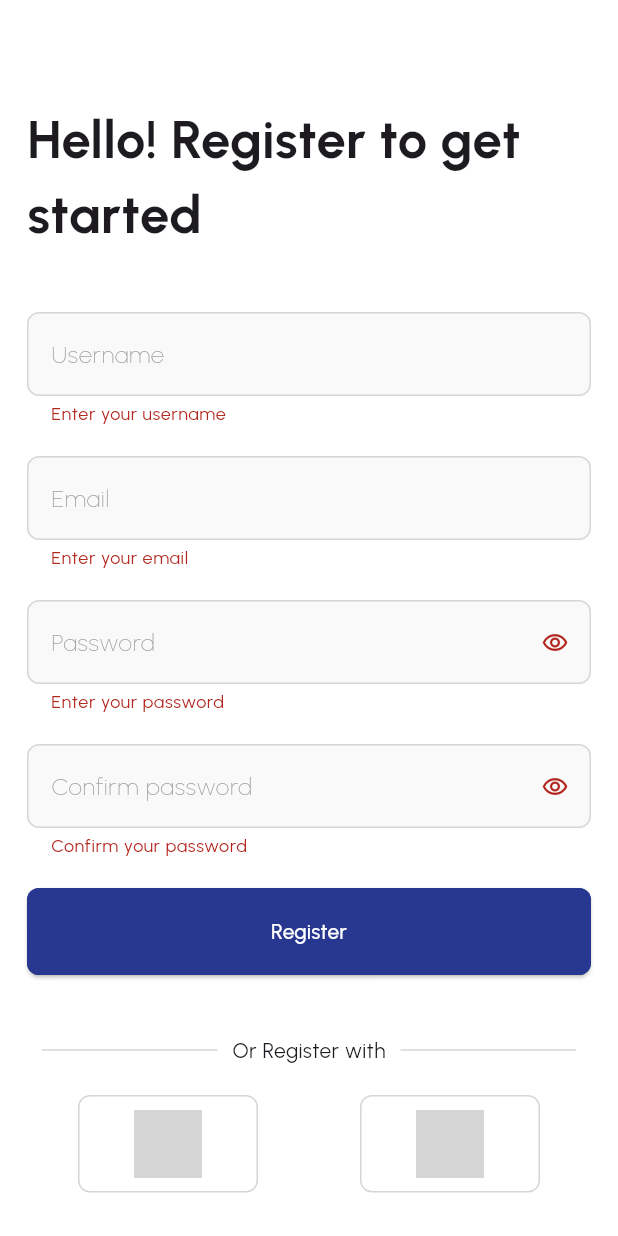
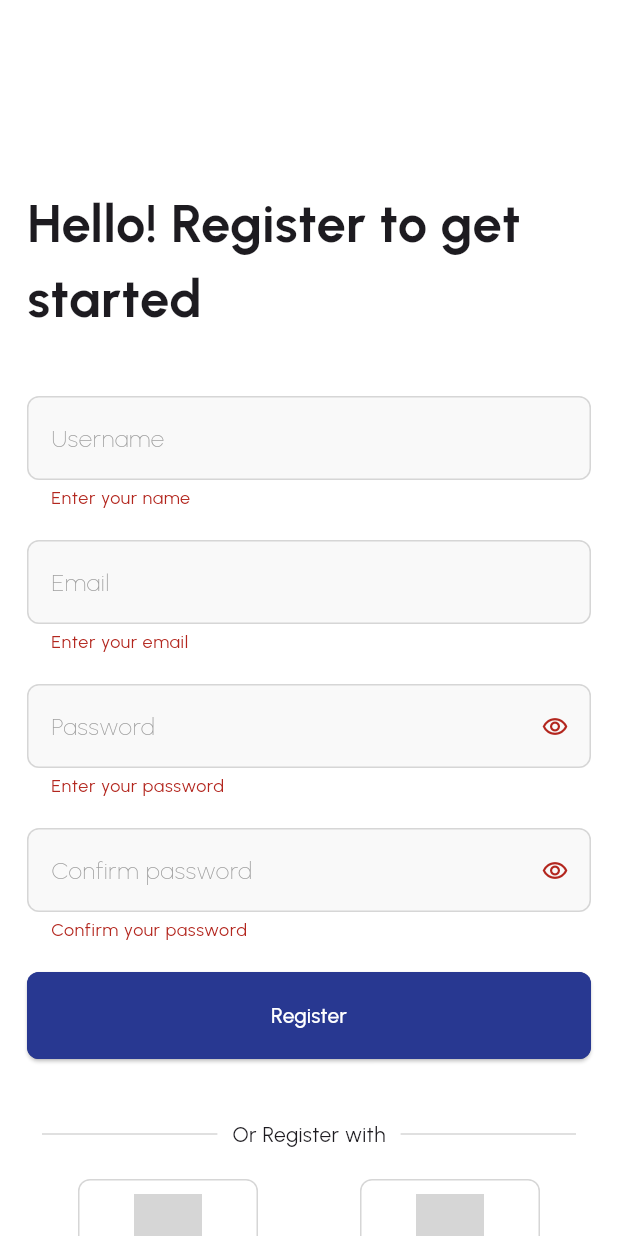
Before and after one commit to anwar-ux/MetroGenius, a Flutter app: the UserRegister screen opened directly, after a tap on "Register", on a phone screen of 412 x 824 dp. Run offline on Flutter 3.47's test engine with Material 3 defaults, Android fonts, the phone set to English and light mode, and no system bars; our stand-ins replace bloc, carousel_slider, cloud_firestore, equatable, firebase_auth, firebase_core and 7 more; accounts and stored records are empty; network calls fail; grey boxes are pictures that could not be loaded.

Commit message:
2nd week finished

```diff
--- a/lib/src/employee/screens/register/bloc/employee_job_application_bloc.dart
+++ b/lib/src/employee/screens/register/bloc/employee_job_application_bloc.dart
@@ -58,8 +58,9 @@ class EmployeeJobApplicationBloc
 
   void _formSubmit(
       FormSubmit event, Emitter<EmployeeJobApplicationState> emit) async {
-     emit(state.copyWith(status: FormStatus.pending));
+
     try {
+        emit(state.copyWith(status: FormStatus.pending));
        final genaratedId = randomAlphaNumeric(6);
       final emplyeeDetails = employeeJobapllication.employeeAplicationInfo(
         id: genaratedId,
--- a/lib/src/employee/widgets/background_container.dart
+++ b/lib/src/employee/widgets/background_container.dart
@@ -13,8 +13,8 @@ class BackGroundContainer extends StatelessWidget {
         color: AppColors.seconderyColor,
         width: MediaQuery.of(context).size.width,
         height: MediaQuery.of(context).size.height,
-        child: Image.network(
-          'https://media.istockphoto.com/id/1305268276/vector/registration-abstract-concept-vector-illustration.jpg?s=612x612&w=0&k=20&c=nfvUbHjcNDVIPdWkaxGx0z0WZaAEuBK9SyG-aIqg2-0=',
+        child: Image.asset(
+          'assets/istockphoto-1305268276-612x612.jpg',
           fit: BoxFit.contain,
         ),
       ),
--- a/lib/src/employee/widgets/register_photo_container.dart
+++ b/lib/src/employee/widgets/register_photo_container.dart
@@ -1,6 +1,4 @@
 import 'dart:io';
-import 'dart:typed_data';
-
 import 'package:flutter/material.dart';
 import 'package:metrogeniusorg/utils/colors.dart';
 import 'package:metrogeniusorg/utils/constants.dart';
@@ -33,7 +31,7 @@ class RegisterPhotoContainer extends StatelessWidget {
             child: image != null?
                 ClipRRect(
                   borderRadius: BorderRadius.circular(8),
-                   child: Image.file(File(image!),fit: BoxFit.cover,)) : Column(
+                   child: Image.file(File(image!),fit: BoxFit.cover,)) : const Column(
               mainAxisAlignment: MainAxisAlignment.center,
               children: [
 
--- a/lib/src/userside/screens/User_login/user_register.dart
+++ b/lib/src/userside/screens/User_login/user_register.dart
@@ -5,10 +5,12 @@ import 'package:metrogeniusorg/src/userside/screens/User_login/bloc/usersignup/u
 import 'package:metrogeniusorg/src/userside/screens/User_login/user_login.dart';
 import 'package:metrogeniusorg/src/userside/screens/User_login/widgets/divider.dart';
 import 'package:metrogeniusorg/src/userside/screens/User_login/widgets/fbgoogle_login.dart';
+import 'package:metrogeniusorg/src/widgets/circular.dart';
 import 'package:metrogeniusorg/src/widgets/custom_button.dart';
 import 'package:metrogeniusorg/src/widgets/custom_textfield.dart';
 import 'package:metrogeniusorg/utils/colors.dart';
 import 'package:metrogeniusorg/utils/constants.dart';
+import 'package:metrogeniusorg/utils/validations.dart';
 
 // ignore: must_be_immutable
 class UserRegister extends StatelessWidget {
@@ -26,6 +28,10 @@ class UserRegister extends StatelessWidget {
   @override
   Widget build(BuildContext context) {
     return Scaffold(
+      appBar: AppBar(
+        backgroundColor: Colors.transparent,
+        automaticallyImplyLeading: false,
+      ),
       backgroundColor: AppColors.seconderyColor,
       body: BlocConsumer<UserSignupBloc, UserSignupState>(
         listener: (context, state) {
@@ -38,6 +44,8 @@ class UserRegister extends StatelessWidget {
             ScaffoldMessenger.of(context).showSnackBar(
               SnackBar(content: Text(state.errorMsg ?? 'Signup failed')),
             );
+          } else if (state.status == FormStatus.pending) {
+            buildShowDialog(context);
           }
         },
         builder: (context, state) {
@@ -65,54 +73,26 @@ class UserRegister extends StatelessWidget {
                         ),
                       ),
                       Constants.spaceHight40,
-                      CustomTextfield(
-                        focusNode: usernameFocusNode,
-                        controller: nameController,
-                        hint: 'Username',
-                        validator: (value) {
-                          if (value == null || value.isEmpty) {
-                            return 'Enter your username';
-                          }
-                          return null;
-                        },
-                      ),
+                      CustomTextfield(focusNode: usernameFocusNode, controller: nameController, hint: 'Username', validator: Validations.name),
                       Constants.spaceHight20,
                       CustomTextfield(
                         focusNode: emailFocusNode,
                         controller: emailController,
-                        onChanged: (value)=>context.read<UserSignupBloc>().add(EmailChanged(value)),
+                        onChanged: (value) => context.read<UserSignupBloc>().add(EmailChanged(value)),
                         hint: 'Email',
-                        validator: (value) {
-                          if (value == null || value.isEmpty) {
-                            return 'Enter your email';
-                          }
-                          final emailRegex = RegExp(
-                              r'^[a-zA-Z0-9._%+-]+@[a-zA-Z0-9.-]+\.[a-zA-Z]{2,}$');
-                          if (!emailRegex.hasMatch(value)) {
-                            return 'Enter a valid email';
-                          }
-                          return null;
-                        },
+                        validator: Validations.email,
                       ),
                       Constants.spaceHight20,
                       CustomTextfield(
                         focusNode: passwordFocusNode,
                         controller: passController,
-                        onChanged: (value)=>context.read<UserSignupBloc>().add(PasswordChanged(value)),
+                        onChanged: (value) => context.read<UserSignupBloc>().add(PasswordChanged(value)),
                         hint: 'Password',
                         suffix: const Icon(
                           Icons.remove_red_eye_outlined,
                           size: 18,
                         ),
-                        validator: (value) {
-                          if (value == null || value.isEmpty) {
-                            return 'Enter your password';
-                          }
-                          if (value.length < 6) {
-                            return 'Password must be at least 6 characters';
-                          }
-                          return null;
-                        },
+                        validator: Validations.password,
                       ),
                       Constants.spaceHight20,
                       CustomTextfield(
@@ -133,16 +113,11 @@ class UserRegister extends StatelessWidget {
                         },
                       ),
                       Constants.spaceHight20,
-                      if (state.status == FormStatus.pending)
-                        const CircularProgressIndicator()
-                      else
                       CustomButton(
                         title: 'Register',
                         action: () {
                           if (_formKey.currentState!.validate()) {
-                              context
-                                  .read<UserSignupBloc>()
-                                  .add(FormSubmit());
+                            context.read<UserSignupBloc>().add(FormSubmit());
                           }
                         },
                       ),
@@ -159,8 +134,7 @@ class UserRegister extends StatelessWidget {
                           const Text('Already have an account?'),
                           GestureDetector(
                             onTap: () {
-                              Navigator.of(context)
-                                  .push(createRoute(UserLogin()));
+                              Navigator.of(context).push(createRoute(UserLogin()));
                             },
                             child: const Text(
                               'Login Now',
--- a/lib/src/userside/screens/User_login/widgets/fbgoogle_login.dart
+++ b/lib/src/userside/screens/User_login/widgets/fbgoogle_login.dart
@@ -1,13 +1,16 @@
+// ignore_for_file: use_build_context_synchronously
+
 import 'package:firebase_auth/firebase_auth.dart';
 import 'package:flutter/material.dart';
 import 'package:metrogeniusorg/animation/route_animation.dart';
 import 'package:metrogeniusorg/services/user/registation/google_auth_service.dart';
 import 'package:metrogeniusorg/src/userside/screens/home/bottom_navigation.dart';
+import 'package:metrogeniusorg/src/widgets/circular.dart';
 
 class FbGoogleLogin extends StatelessWidget {
-  FbGoogleLogin({
-    super.key,
-  });
+  FbGoogleLogin({Key? key}) : super(key: key);
+
+  Future<void> _handleSignIn(BuildContext context) async {}
 
   @override
   Widget build(BuildContext context) {
@@ -30,28 +33,31 @@ class FbGoogleLogin extends StatelessWidget {
         ),
         GestureDetector(
           onTap: () async {
+            buildShowDialog(context);
             User? user = await GoogleAuthService.signInWithGoogle();
+            Navigator.of(context).pop();
             if (user != null) {
-              Navigator.of(context)
-                  .pushReplacement(createRoute(const BottomNavigation()));
+              Navigator.of(context).pushReplacement(createRoute(const BottomNavigation()));
             } else {
-              print('Sign in failed');
+              ScaffoldMessenger.of(context).showSnackBar(
+                const SnackBar(content: Text('Google Sign-In failed')),
+              );
             }
           },
           child: Container(
             height: 65,
             width: 120,
             decoration: BoxDecoration(
-              border:
-                  Border.all(color: const Color.fromARGB(255, 214, 214, 214)),
+              border: Border.all(color: const Color.fromARGB(255, 214, 214, 214)),
               borderRadius: BorderRadius.circular(8),
             ),
             child: Center(
-                child: Image.network(
-              'https://cdn1.iconfinder.com/data/icons/google-s-logo/150/Google_Icons-09-512.png',
-              height: 45,
-              width: 45,
-            )),
+              child: Image.network(
+                'https://cdn1.iconfinder.com/data/icons/google-s-logo/150/Google_Icons-09-512.png',
+                height: 45,
+                width: 45,
+              ),
+            ),
           ),
         )
       ],
--- a/lib/src/userside/screens/home/categorys.dart
+++ b/lib/src/userside/screens/home/categorys.dart
@@ -11,8 +11,6 @@ class UserCategorys extends StatelessWidget {
       appBar: AppBar(
         title: const Text('Category'),
         centerTitle: true,
-
-
       ),
       body: CustomScrollView(
         slivers: [AllServicesGrid()],
--- a/lib/src/userside/screens/home/home.dart
+++ b/lib/src/userside/screens/home/home.dart
@@ -97,15 +97,15 @@ class ServiceHeadings extends StatelessWidget {
         GestureDetector(
           onTap:action ,
           child: Container(
-            height: 25,
+            height: 30,
             width: 90,
             decoration: BoxDecoration(
                 color: AppColors.thirdColor.withOpacity(0.5),
                 borderRadius: BorderRadius.circular(15)),
             child: const Row(
-              mainAxisAlignment: MainAxisAlignment.spaceAround,
+              mainAxisAlignment: MainAxisAlignment.center,
               children: [
-                Text('ViewAll'),
+                Text('Viewall '),
                 Icon(
                   Icons.arrow_forward_ios,
                   size: 10,
--- a/lib/src/userside/screens/home/widgets/all_services_grid.dart
+++ b/lib/src/userside/screens/home/widgets/all_services_grid.dart
@@ -43,7 +43,7 @@ class AllServicesGrid extends StatelessWidget {
           } else if (state is GetCategoryLoaded) {
             return SliverGrid(
               gridDelegate: const SliverGridDelegateWithMaxCrossAxisExtent(
-                maxCrossAxisExtent: 150,
+                maxCrossAxisExtent: 180,
                 mainAxisExtent: 100,
                 mainAxisSpacing: 6,
                 crossAxisSpacing: 6,
--- a/lib/src/userside/screens/profile/profile.dart
+++ b/lib/src/userside/screens/profile/profile.dart
@@ -1,9 +1,6 @@
-import 'package:firebase_auth/firebase_auth.dart';
 import 'package:flutter/material.dart';
 import 'package:flutter_bloc/flutter_bloc.dart';
-import 'package:google_sign_in/google_sign_in.dart';
 import 'package:metrogeniusorg/animation/route_animation.dart';
-import 'package:metrogeniusorg/firebase_options.dart';
 import 'package:metrogeniusorg/services/user/registation/google_auth_service.dart';
 import 'package:metrogeniusorg/src/userside/screens/User_login/bloc/user_signin/user_signin_bloc.dart';
 import 'package:metrogeniusorg/src/userside/screens/getstart/common_login_page.dart';
--- a/lib/src/widgets/custom_textfield.dart
+++ b/lib/src/widgets/custom_textfield.dart
@@ -35,7 +35,6 @@ class CustomTextfield extends StatelessWidget {
         if (head != null) ...[
           Text(
             head!,
-            // ignore: prefer_const_constructors
             style: TextStyle(
               color: AppColors.primaryColor,
               fontSize: 16,
--- a/lib/utils/validations.dart
+++ b/lib/utils/validations.dart
@@ -3,8 +3,7 @@ class Validations {
     if (value == null || value.isEmpty) {
       return 'Enter your email';
     }
-    final emailRegex =
-        RegExp(r'^[a-zA-Z0-9._%+-]+@[a-zA-Z0-9.-]+\.[a-zA-Z]{2,}$');
+    final emailRegex = RegExp(r'^[a-zA-Z0-9._%+-]+@[a-zA-Z0-9.-]+\.[a-zA-Z]{2,}$');
     if (!emailRegex.hasMatch(value)) {
       return 'Enter a valid email';
     }
@@ -36,4 +35,13 @@ class Validations {
     }
     return null;
   };
+  static String? Function(String?)? password = (value) {
+    if (value == null || value.isEmpty) {
+      return 'Enter your password';
+    }
+    if (value.length < 6) {
+      return 'Password must be at least 6 characters';
+    }
+    return null;
+  };
 }
```
Also changed, not shown: lib/functions/image_convertion.dart (+2 -7 lines), lib/main.dart (+4 -7 lines), lib/src/employee/screens/register/job_application_page.dart (+65 -79 lines), lib/src/employee/widgets/work_selection_widget.dart (+3 -5 lines), lib/src/userside/screens/User_login/user_login.dart (+21 -43 lines), lib/src/userside/screens/getstart/common_login_page.dart (+12 -16 lines), lib/src/userside/screens/home/bottom_navigation.dart (+9 -9 lines), lib/src/widgets/circular.dart (added, +13 -0 lines), assets/istockphoto-1305268276-612x612.jpg (added), 1 other file. Lines whose indentation alone changed are shown as unchanged.
